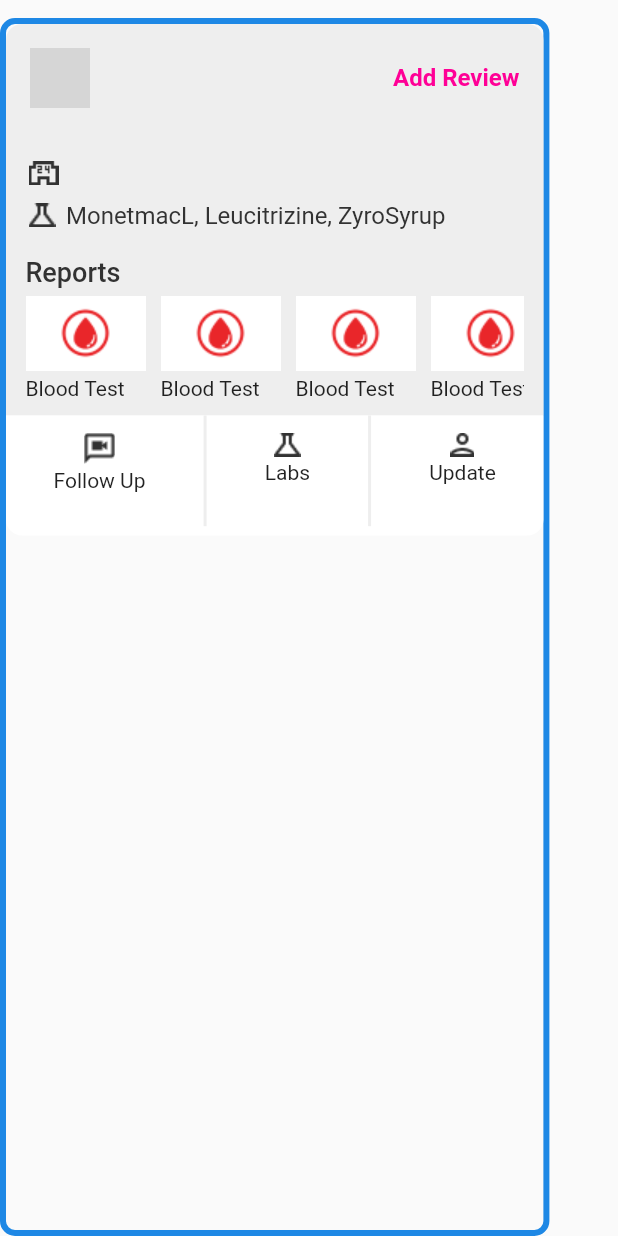
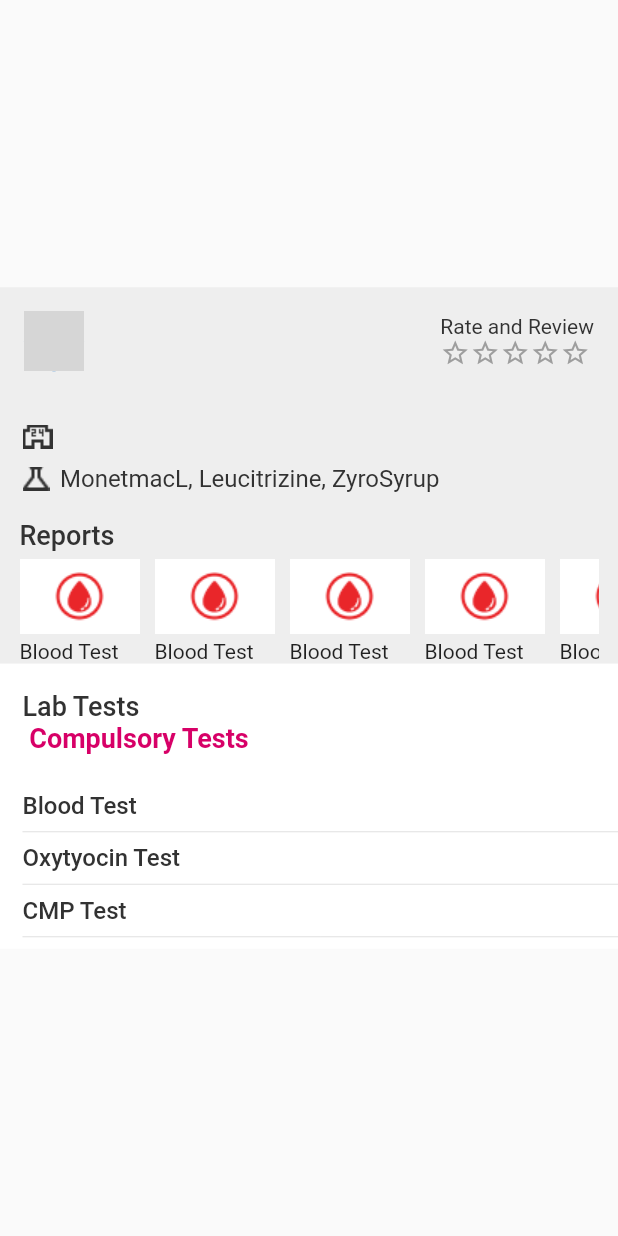
Before and after one commit to ttoghere/appointmentsv1, a Flutter app: the PastAppointments widget shown alone on an empty page, opened directly with empty values, after a tap on "Rate and Review", after a tap on "Labs", on a phone screen of 412 x 824 dp. Run offline on Flutter 3.47's test engine with Material 2 defaults, Android fonts, the phone set to English and light mode, and no system bars; grey boxes are pictures that could not be loaded.

Commit message:
now done

```diff
--- a/lib/screens/widgets/past_appointment_card.dart
+++ b/lib/screens/widgets/past_appointment_card.dart
@@ -81,8 +81,15 @@ class _PastAppointmentsState extends State<PastAppointments> {
         }).whenComplete(() => colorChange());
   }
 
-  List<Map<String,dynamic>> testsList=[
-    {"labCount":4,"problems":["Blood Test","Oxytyocin Test","CMP Test",],}
+  List<Map<String, dynamic>> testsList = [
+    {
+      "labCount": 4,
+      "problems": [
+        "Blood Test",
+        "Oxytyocin Test",
+        "CMP Test",
+      ],
+    }
   ];
 
   @override
@@ -96,18 +103,7 @@ class _PastAppointmentsState extends State<PastAppointments> {
           print(size.width);
           unFocus();
         },
-        onTap: () => Navigator.of(context).push(
-          MaterialPageRoute(
-            builder: (context) => ReportDetail(
-              problems:testsList[0]["problems"],
-              imagePath: widget.imagePath,
-              doctorName: widget.doctorName,
-              doctorsprofession: widget.doctorsprofession,
-              doctorLocation: widget.doctorLocation,
-              labTestCount:widget.labTestCount ,
-            ),
-          ),
-        ),
+        onTap: () {},
         child: Container(
           decoration: BoxDecoration(
               border: Border.all(
@@ -296,6 +292,18 @@ class _PastAppointmentsState extends State<PastAppointments> {
                         imagePath: "assets/chem_glass.png",
                         buttonText: "Labs",
                         voidCallback: () {
+                          Navigator.of(context).push(
+                            MaterialPageRoute(
+                              builder: (context) => ReportDetail(
+                                problems: testsList[0]["problems"],
+                                imagePath: widget.imagePath,
+                                doctorName: widget.doctorName,
+                                doctorsprofession: widget.doctorsprofession,
+                                doctorLocation: widget.doctorLocation,
+                                labTestCount: widget.labTestCount,
+                              ),
+                            ),
+                          );
                           colorChange();
                         },
                       ),
```
